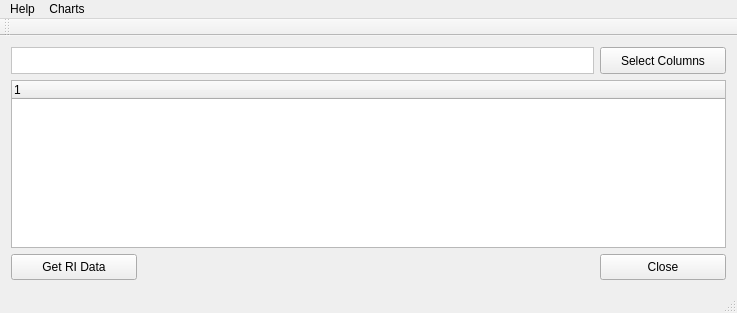
Qt form htcdataselector.ui (mikeinsantarosa/Chartbuilder) before a commit.
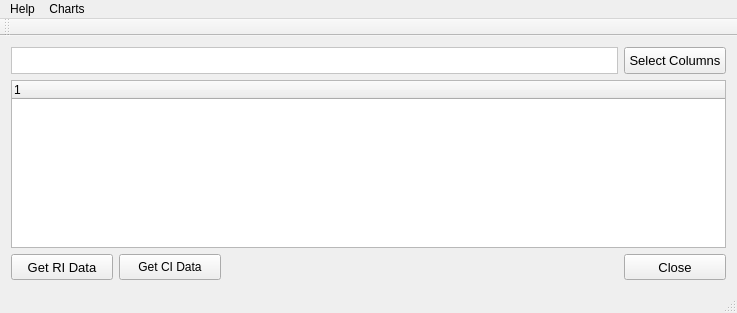
The same form after that commit. Icons and pictures are not drawn.

The edit to the form file:
```diff
--- a/htcdataselector.ui
+++ b/htcdataselector.ui
@@ -6,7 +6,7 @@
    <rect>
     <x>0</x>
     <y>0</y>
-    <width>731</width>
+    <width>737</width>
     <height>313</height>
    </rect>
   </property>
@@ -26,8 +26,6 @@
   <widget class="QWidget" name="centralWidget">
    <layout class="QGridLayout" name="gridLayout">
     <item row="0" column="0" colspan="3">
-     <layout class="QHBoxLayout" name="horizontalLayout">
-      <item>
        <widget class="QLabel" name="labelSelectedDataSet">
         <property name="sizePolicy">
          <sizepolicy hsizetype="Expanding" vsizetype="Fixed">
@@ -37,7 +35,7 @@
         </property>
         <property name="minimumSize">
          <size>
-          <width>582</width>
+        <width>602</width>
           <height>27</height>
          </size>
         </property>
@@ -61,7 +59,7 @@
         </property>
        </widget>
       </item>
-      <item>
+    <item row="0" column="3">
        <widget class="QPushButton" name="btnSelectColumns">
         <property name="sizePolicy">
          <sizepolicy hsizetype="Fixed" vsizetype="Fixed">
@@ -71,7 +69,7 @@
         </property>
         <property name="minimumSize">
          <size>
-          <width>126</width>
+        <width>102</width>
           <height>27</height>
          </size>
         </property>
@@ -84,7 +82,7 @@
         <property name="font">
          <font>
           <family>Arial</family>
-          <pointsize>9</pointsize>
+        <pointsize>10</pointsize>
          </font>
         </property>
         <property name="text">
@@ -92,9 +90,7 @@
         </property>
        </widget>
       </item>
-     </layout>
-    </item>
-    <item row="1" column="0" colspan="3">
+    <item row="1" column="0" colspan="4">
      <widget class="QTreeWidget" name="treeDatasets">
       <property name="minimumSize">
        <size>
@@ -119,7 +115,7 @@
       </property>
       <property name="minimumSize">
        <size>
-        <width>126</width>
+        <width>102</width>
         <height>26</height>
        </size>
       </property>
@@ -132,7 +128,7 @@
       <property name="font">
        <font>
         <family>Arial</family>
-        <pointsize>9</pointsize>
+        <pointsize>10</pointsize>
        </font>
       </property>
       <property name="text">
@@ -141,19 +137,44 @@
      </widget>
     </item>
     <item row="2" column="1">
+     <widget class="QPushButton" name="btnSetCIFolders">
+      <property name="sizePolicy">
+       <sizepolicy hsizetype="Fixed" vsizetype="Fixed">
+        <horstretch>0</horstretch>
+        <verstretch>0</verstretch>
+       </sizepolicy>
+      </property>
+      <property name="minimumSize">
+       <size>
+        <width>102</width>
+        <height>26</height>
+       </size>
+      </property>
+      <property name="maximumSize">
+       <size>
+        <width>102</width>
+        <height>26</height>
+       </size>
+      </property>
+      <property name="text">
+       <string>Get CI Data</string>
+      </property>
+     </widget>
+    </item>
+    <item row="2" column="2">
      <spacer name="horizontalSpacer">
       <property name="orientation">
        <enum>Qt::Horizontal</enum>
       </property>
       <property name="sizeHint" stdset="0">
        <size>
-        <width>456</width>
-        <height>20</height>
+        <width>392</width>
+        <height>17</height>
        </size>
       </property>
      </spacer>
     </item>
-    <item row="2" column="2">
+    <item row="2" column="3">
      <widget class="QPushButton" name="btnClose">
       <property name="sizePolicy">
        <sizepolicy hsizetype="Fixed" vsizetype="Fixed">
@@ -163,7 +184,7 @@
       </property>
       <property name="minimumSize">
        <size>
-        <width>126</width>
+        <width>102</width>
         <height>26</height>
        </size>
       </property>
@@ -176,7 +197,7 @@
       <property name="font">
        <font>
         <family>Arial</family>
-        <pointsize>9</pointsize>
+        <pointsize>10</pointsize>
        </font>
       </property>
       <property name="text">
```
Left out of the diff: 4 changed lines with no effect on the pictures. Lines whose indentation alone changed are shown as unchanged.
